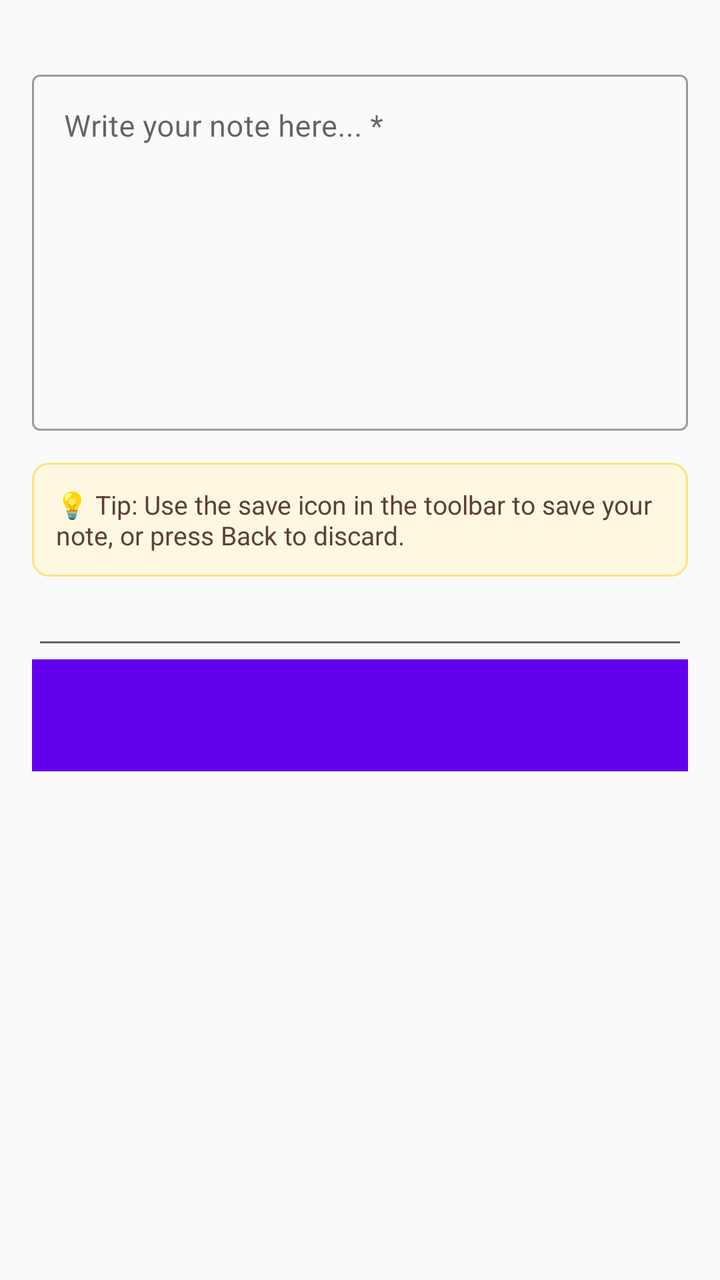
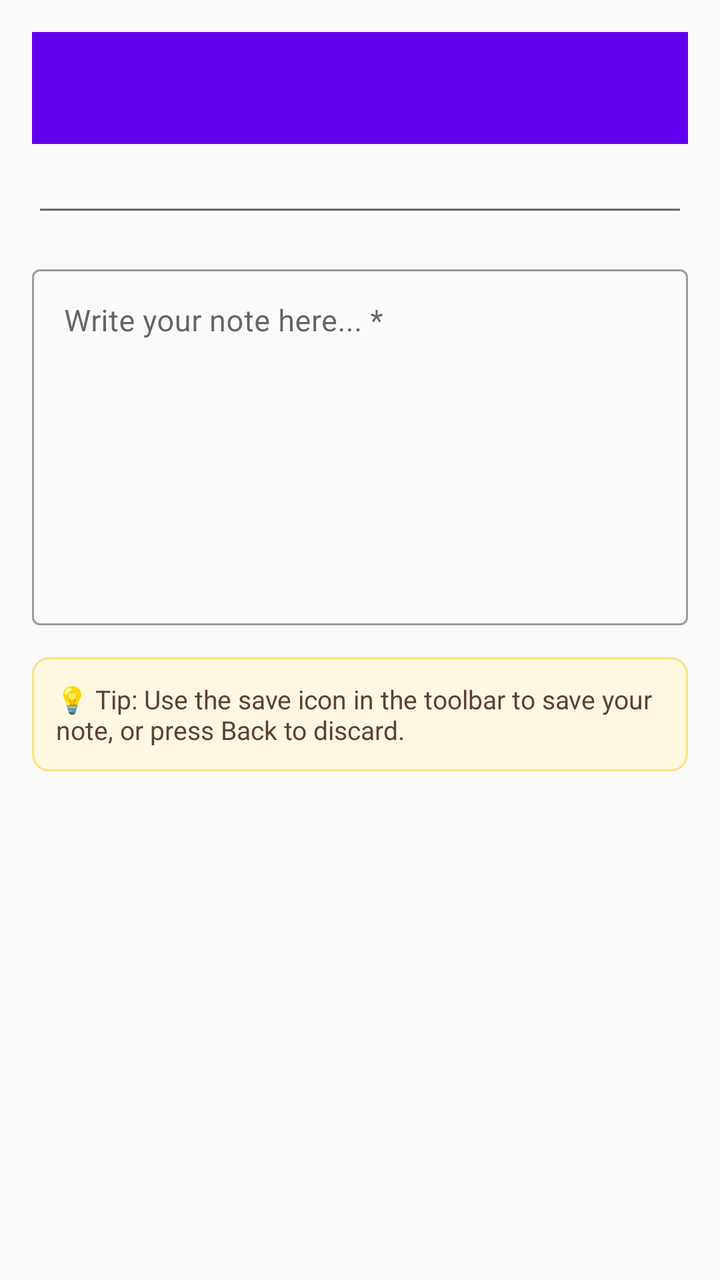

Compare the two renders of this Android layout. The source of the first and the diff that turns it into the second are given below.
<!-- AndroidManifest.xml: application theme Theme.Notes1 -->
<!-- res/layout/activity_add_note.xml -->
<?xml version="1.0" encoding="utf-8"?>
<LinearLayout
    xmlns:android="http://schemas.android.com/apk/res/android"
    xmlns:app="http://schemas.android.com/apk/res-auto"
    android:layout_width="match_parent"
    android:layout_height="match_parent"
    android:orientation="vertical"
    android:background="#FAFAFA">

    <com.google.android.material.appbar.AppBarLayout
        android:layout_width="match_parent"
        android:layout_height="wrap_content">

    </com.google.android.material.appbar.AppBarLayout>

    <ScrollView
        android:layout_width="match_parent"
        android:layout_height="match_parent"
        android:fillViewport="true">

        <LinearLayout
            android:layout_width="match_parent"
            android:layout_height="wrap_content"
            android:orientation="vertical"
            android:padding="16dp">

            
            <com.google.android.material.textfield.TextInputLayout
                android:layout_width="match_parent"
                android:layout_height="wrap_content"
                android:hint="Note Title *"
                style="@style/Widget.MaterialComponents.TextInputLayout.OutlinedBox"
                android:layout_marginBottom="16dp">

            </com.google.android.material.textfield.TextInputLayout>

            
            <com.google.android.material.textfield.TextInputLayout
                android:layout_width="match_parent"
                android:layout_height="wrap_content"
                android:hint="Write your note here... *"
                style="@style/Widget.MaterialComponents.TextInputLayout.OutlinedBox"
                android:layout_marginBottom="16dp">

                <com.google.android.material.textfield.TextInputEditText
                    android:id="@+id/etContent"
                    android:layout_width="match_parent"
                    android:layout_height="wrap_content"
                    android:gravity="top"
                    android:inputType="textCapSentences|textMultiLine"
                    android:minLines="8"
                    android:textSize="15sp" />

            </com.google.android.material.textfield.TextInputLayout>

            
            <TextView
                android:layout_width="match_parent"
                android:layout_height="wrap_content"
                android:background="@drawable/bg_tip"
                android:padding="12dp"
                android:text="💡 Tip: Use the save icon in the toolbar to save your note, or press Back to discard."
                android:textColor="#5D4037"
                android:textSize="13sp" />

            <com.google.android.material.textfield.TextInputEditText
                android:id="@+id/etTitle"
                android:layout_width="match_parent"
                android:layout_height="wrap_content"
                android:inputType="textCapSentences"
                android:maxLines="2"
                android:textSize="18sp"
                android:textStyle="bold" />

            <androidx.appcompat.widget.Toolbar
                android:id="@+id/toolbar"
                android:layout_width="match_parent"
                android:layout_height="?attr/actionBarSize"
                android:background="@color/colorPrimary"
                app:titleTextColor="@android:color/white" />

        </LinearLayout>
    </ScrollView>

</LinearLayout>
<!-- resources referenced by this layout -->
<resources>
  <color name="colorPrimary">#6200EE</color>
  <!-- drawable bg_tip (drawable) -->
  <?xml version="1.0" encoding="utf-8"?>
  <shape xmlns:android="http://schemas.android.com/apk/res/android"
      android:shape="rectangle">
      <solid android:color="#FFF8E1" />
      <corners android:radius="8dp" />
      <stroke android:width="1dp" android:color="#FFE082" />
  </shape>
  <style name="Theme.Notes1" parent="Theme.MaterialComponents.DayNight.NoActionBar">
          <item name="colorPrimary">@color/colorPrimary</item>
          <item name="colorPrimaryDark">@color/colorPrimaryDark</item>
          <item name="colorAccent">@color/colorAccent</item>
      </style>
  <color name="colorPrimaryDark">#3700B3</color>
  <color name="colorAccent">#03DAC5</color>
</resources>

<!-- the commit's change to res/layout/activity_add_note.xml (unified diff, before → after) -->
@@ -25,6 +25,22 @@
             android:padding="16dp">
 
             
+            <androidx.appcompat.widget.Toolbar
+                android:id="@+id/toolbar"
+                android:layout_width="match_parent"
+                android:layout_height="?attr/actionBarSize"
+                android:background="@color/colorPrimary"
+                app:titleTextColor="@android:color/white" />
+
+            <com.google.android.material.textfield.TextInputEditText
+                android:id="@+id/etTitle"
+                android:layout_width="match_parent"
+                android:layout_height="wrap_content"
+                android:inputType="textCapSentences"
+                android:maxLines="2"
+                android:textSize="18sp"
+                android:textStyle="bold" />
+
             <com.google.android.material.textfield.TextInputLayout
                 android:layout_width="match_parent"
                 android:layout_height="wrap_content"
@@ -54,6 +70,7 @@
             </com.google.android.material.textfield.TextInputLayout>
 
             
+
             <TextView
                 android:layout_width="match_parent"
                 android:layout_height="wrap_content"
@@ -63,22 +80,6 @@
                 android:textColor="#5D4037"
                 android:textSize="13sp" />
 
-            <com.google.android.material.textfield.TextInputEditText
-                android:id="@+id/etTitle"
-                android:layout_width="match_parent"
-                android:layout_height="wrap_content"
-                android:inputType="textCapSentences"
-                android:maxLines="2"
-                android:textSize="18sp"
-                android:textStyle="bold" />
-
-            <androidx.appcompat.widget.Toolbar
-                android:id="@+id/toolbar"
-                android:layout_width="match_parent"
-                android:layout_height="?attr/actionBarSize"
-                android:background="@color/colorPrimary"
-                app:titleTextColor="@android:color/white" />
-
         </LinearLayout>
     </ScrollView>
 
